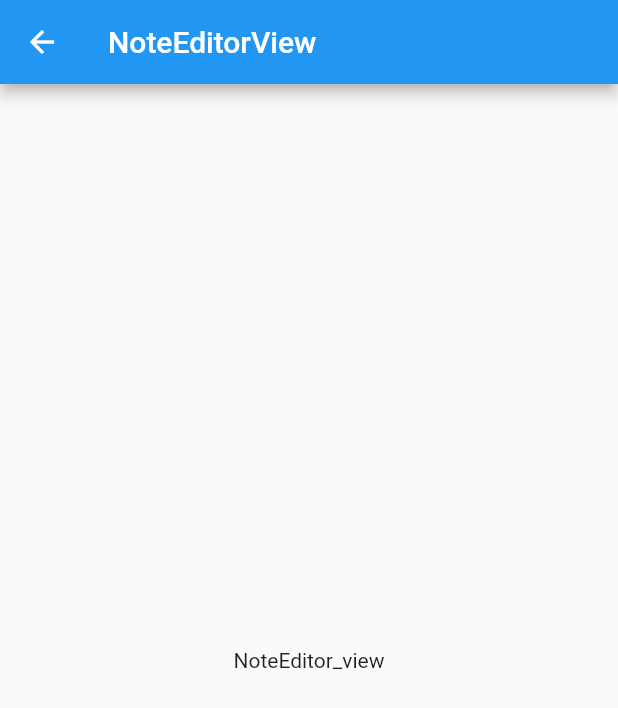
After one commit to zxffffffff/start-flutter, a Flutter app: the NoteEditorView screen opened by its route, on a phone screen of 412 x 824 dp. The commit adds this screen. Shown: the top 708 px of the screen. Run offline on Flutter 3.47's test engine with Material 2 defaults, Android fonts, the phone set to English and light mode, and no system bars; missing offline and left inert: stock_charts; generated files the repository leaves out were written again.

Commit message:
add note_editor

```diff
--- a/lib/src/app.dart
+++ b/lib/src/app.dart
@@ -1,6 +1,7 @@
 import 'package:flutter/material.dart';
 import 'package:flutter_gen/gen_l10n/app_localizations.dart';
 import 'package:flutter_localizations/flutter_localizations.dart';
+import 'package:my_app/src/sample_feature/note_editor_view.dart';
 import 'sample_feature/stock_charts_view.dart';
 import 'sample_feature/login_view.dart';
 import 'sample_feature/platform_channels_view.dart';
@@ -67,6 +68,8 @@ class MyApp extends StatelessWidget {
                     return const PainterView();
                   case StockChartsView.routeName:
                     return const StockChartsView();
+                  case NoteEditorView.routeName:
+                    return const NoteEditorView();
                   case SampleItemListView.routeName:
                   default:
                     return const SampleItemListView();
--- /dev/null
+++ b/lib/src/sample_feature/note_editor_view.dart
@@ -0,0 +1,20 @@
+import 'package:flutter/material.dart';
+
+/// Displays detailed information about a SampleItem.
+class NoteEditorView extends StatelessWidget {
+  const NoteEditorView({super.key});
+
+  static const routeName = '/NoteEditor_view';
+
+  @override
+  Widget build(BuildContext context) {
+    return Scaffold(
+      appBar: AppBar(
+        title: const Text('NoteEditorView'),
+      ),
+      body: const Center(
+        child: Text('NoteEditor_view'),
+      ),
+    );
+  }
+}
--- a/lib/src/sample_feature/sample_item_list_view.dart
+++ b/lib/src/sample_feature/sample_item_list_view.dart
@@ -1,4 +1,5 @@
 import 'package:flutter/material.dart';
+import 'package:my_app/src/sample_feature/note_editor_view.dart';
 import 'package:my_app/src/sample_feature/stock_charts_view.dart';
 import '../settings/settings_view.dart';
 import 'login_view.dart';
@@ -16,7 +17,8 @@ class SampleItemListView extends StatelessWidget {
       SampleItem(LoginView.routeName, '[TODO] Login'),
       SampleItem(PlatformChannelsView.routeName, 'Platform Channels'),
       SampleItem(PainterView.routeName, '[TODO] Painter'),
-      SampleItem(StockChartsView.routeName, '[WIP] Stock Charts')
+      SampleItem(StockChartsView.routeName, '[WIP] Stock Charts'),
+      SampleItem(NoteEditorView.routeName, '[WIP] Note Editor'),
     ],
   });
 
```
Also changed, not shown: pubspec.yaml (+8 -1 lines), pubspec.lock, 1 other file.
